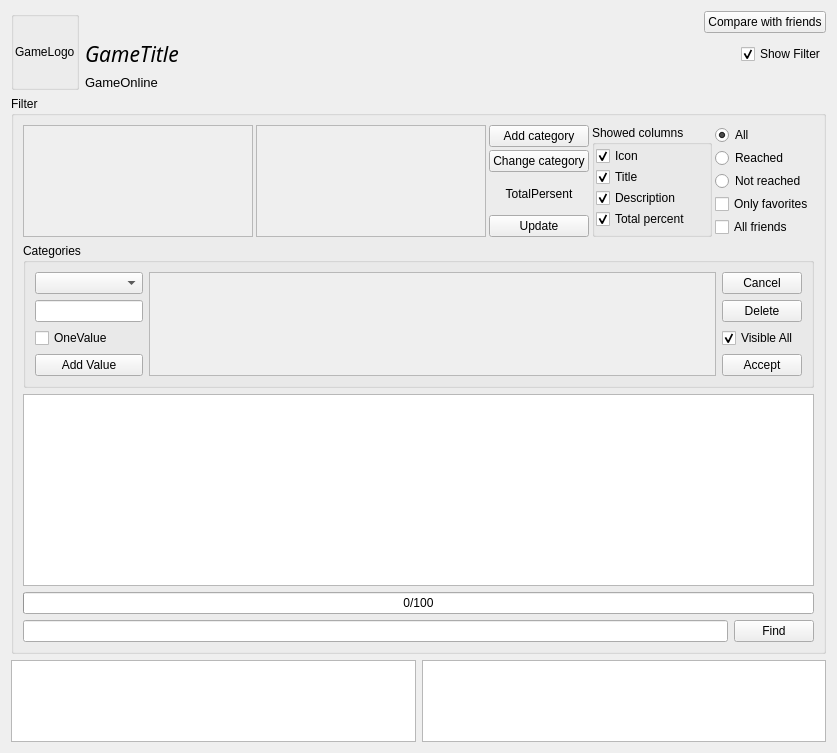
Qt form AraSteamManager/formachievements.ui (Arankir/AraSteamManager) before a commit.
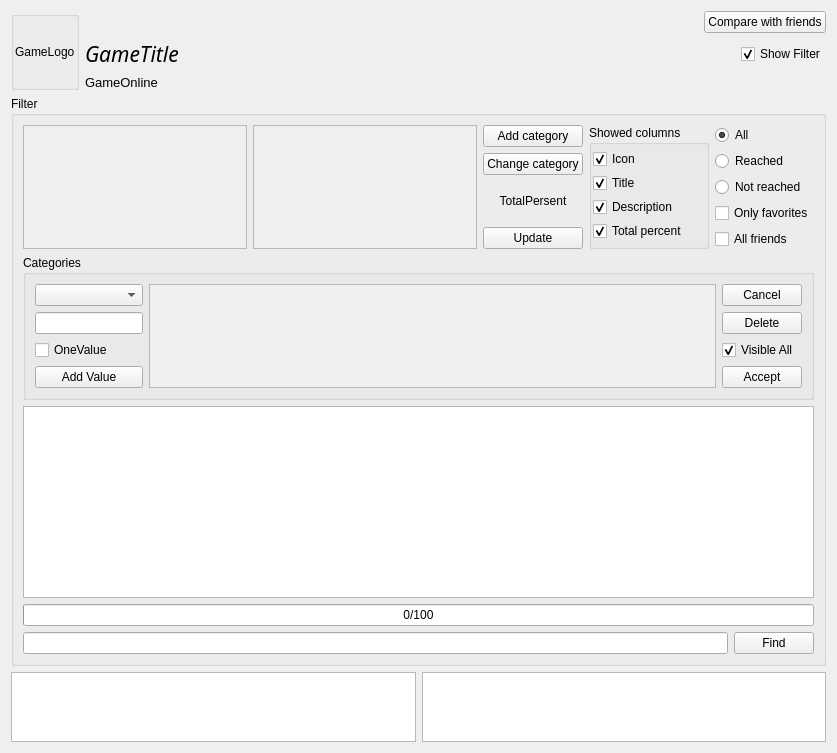
The same form after that commit.

The edit to the form file:
```diff
--- a/AraSteamManager/formachievements.ui
+++ b/AraSteamManager/formachievements.ui
@@ -175,10 +175,7 @@
      </property>
      <layout class="QVBoxLayout" name="verticalLayout_8">
       <item>
-       <layout class="QHBoxLayout" name="horizontalLayout_4">
-        <property name="spacing">
-         <number>3</number>
-        </property>
+       <layout class="QHBoxLayout" name="horizontalLayout">
         <item>
          <widget class="QScrollArea" name="ScrollAreaCategories">
           <property name="sizePolicy">
@@ -195,8 +192,8 @@
             <rect>
              <x>0</x>
              <y>0</y>
-             <width>241</width>
-             <height>119</height>
+             <width>235</width>
+             <height>121</height>
             </rect>
            </property>
           </widget>
@@ -218,8 +215,8 @@
             <rect>
              <x>0</x>
              <y>0</y>
-             <width>240</width>
-             <height>119</height>
+             <width>234</width>
+             <height>121</height>
             </rect>
            </property>
           </widget>
@@ -325,7 +322,9 @@
          </widget>
         </item>
         <item>
-         <layout class="QVBoxLayout" name="verticalLayout_5">
+         <layout class="QVBoxLayout" name="verticalLayout_2">
+          <item>
+           <layout class="QVBoxLayout" name="verticalLayout">
           <item>
            <widget class="QRadioButton" name="RadioButtonAll">
             <property name="text">
@@ -349,6 +348,8 @@
              <string>Not reached</string>
             </property>
            </widget>
+            </item>
+           </layout>
           </item>
           <item>
            <widget class="QCheckBox" name="CheckBoxFavorites">
```
Left out of the diff: 2 changed lines with no effect on the pictures. Lines whose indentation alone changed are shown as unchanged.
